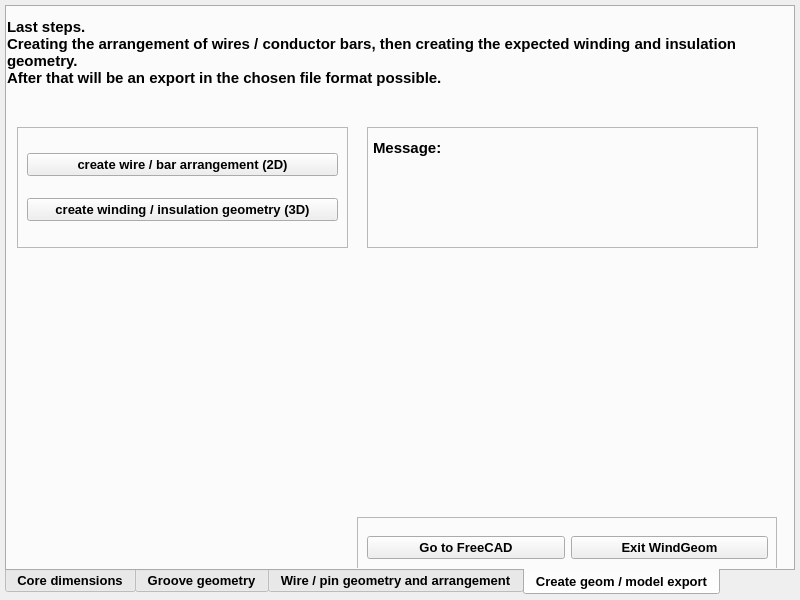
Old version of the form wg/MainDialog.ui in the repository vlagyivosztok/FCMacro.
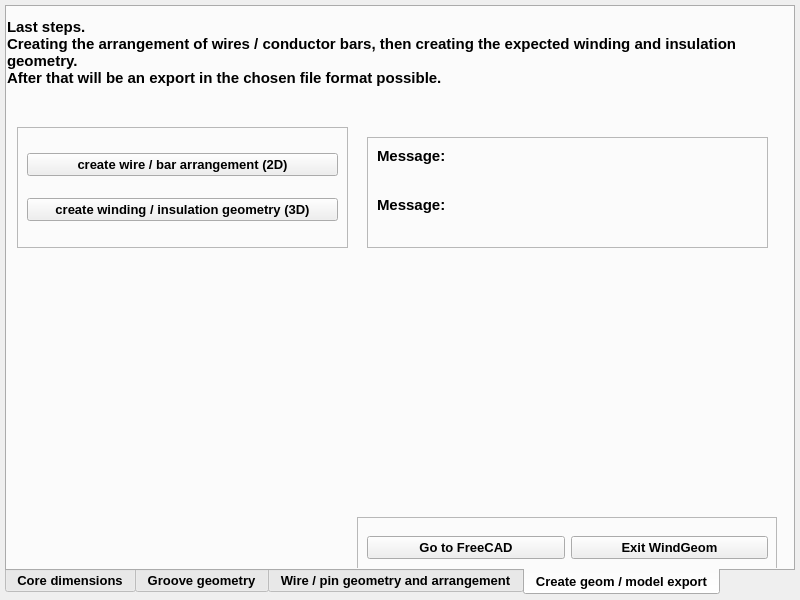
New version of the form. The open tabs and pages were chosen to show the change. Icons and pictures are not drawn.

What changed in the file:
```diff
--- a/wg/MainDialog.ui
+++ b/wg/MainDialog.ui
@@ -1633,9 +1633,9 @@
      <property name="geometry">
       <rect>
        <x>360</x>
-       <y>120</y>
-       <width>391</width>
-       <height>121</height>
+       <y>130</y>
+       <width>401</width>
+       <height>111</height>
       </rect>
      </property>
      <property name="frameShape">
@@ -1644,15 +1644,28 @@
      <property name="frameShadow">
       <enum>QFrame::Raised</enum>
      </property>
-     <widget class="QLabel" name="L4_Message">
-      <property name="geometry">
-       <rect>
-        <x>6</x>
-        <y>12</y>
-        <width>371</width>
-        <height>101</height>
-       </rect>
-      </property>
+     <layout class="QVBoxLayout" name="verticalLayout_2">
+      <item>
+       <widget class="QLabel" name="L4_Message1">
+        <property name="font">
+         <font>
+          <pointsize>11</pointsize>
+          <weight>75</weight>
+          <italic>false</italic>
+          <bold>true</bold>
+          <kerning>true</kerning>
+         </font>
+        </property>
+        <property name="text">
+         <string>Message:</string>
+        </property>
+        <property name="alignment">
+         <set>Qt::AlignLeading|Qt::AlignLeft|Qt::AlignTop</set>
+        </property>
+       </widget>
+      </item>
+      <item>
+       <widget class="QLabel" name="L4_Message2">
       <property name="font">
        <font>
         <pointsize>11</pointsize>
@@ -1669,6 +1682,8 @@
        <set>Qt::AlignLeading|Qt::AlignLeft|Qt::AlignTop</set>
       </property>
      </widget>
+      </item>
+     </layout>
     </widget>
    </widget>
   </widget>
```
Lines whose indentation alone changed are shown as unchanged.
